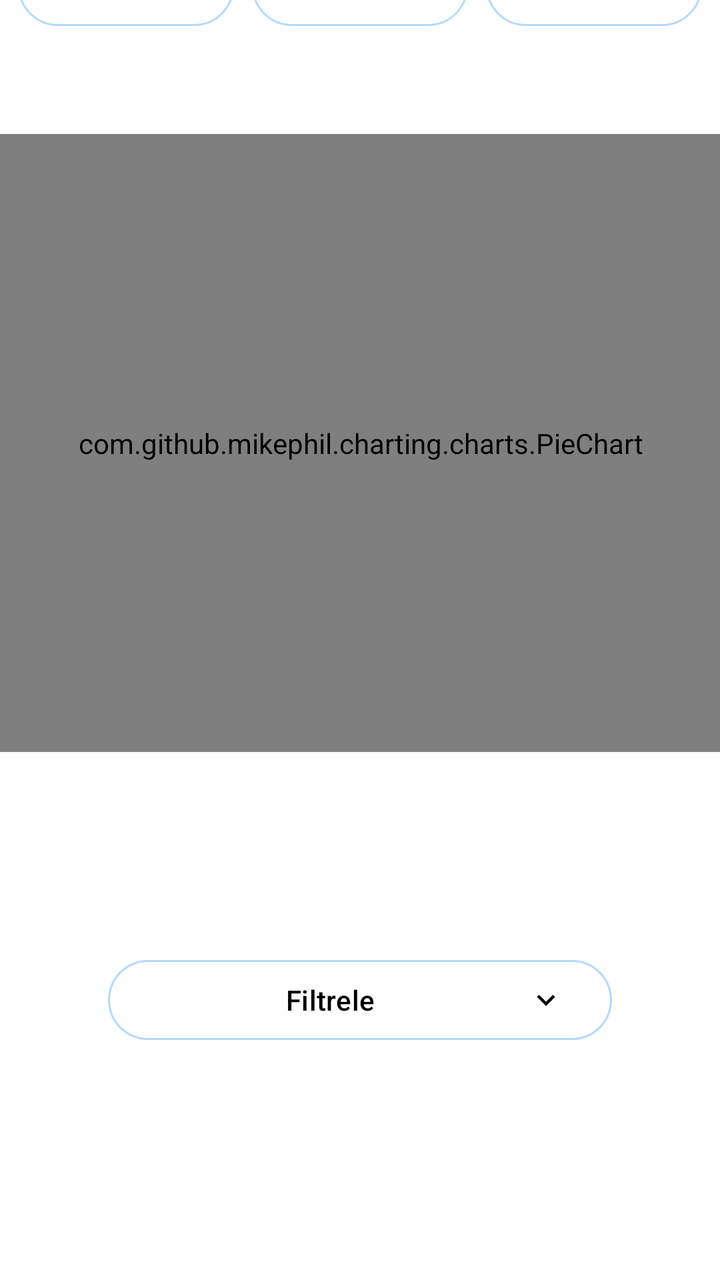
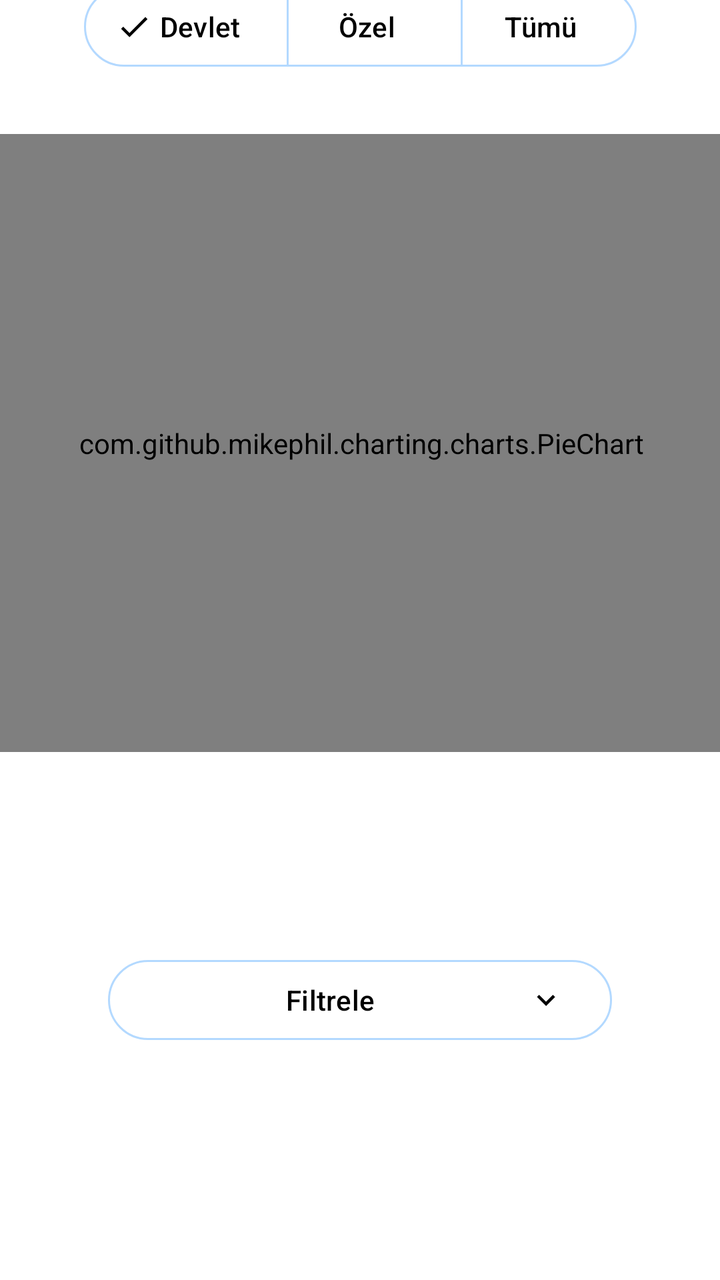

Before-and-after screenshots of an Android layout around one commit, followed by the original layout XML and the change that was made.
<!-- AndroidManifest.xml: application theme Theme.DesignExample -->
<!-- res/layout/fragment_birinci.xml -->
<?xml version="1.0" encoding="utf-8"?>
<androidx.constraintlayout.widget.ConstraintLayout xmlns:android="http://schemas.android.com/apk/res/android"
    xmlns:app="http://schemas.android.com/apk/res-auto"
    xmlns:tools="http://schemas.android.com/tools"
    android:layout_width="match_parent"
    android:layout_height="match_parent"
    android:background="@color/white"
    tools:context=".design.birinciFragment">


    <com.github.mikephil.charting.charts.PieChart
        android:id="@+id/pieChart"
        android:layout_width="364dp"
        android:layout_height="309dp"
        android:layout_marginBottom="100dp"
        app:layout_constraintBottom_toTopOf="@+id/YilBottomSheetButon"
        app:layout_constraintEnd_toEndOf="parent"
        app:layout_constraintHorizontal_bias="0.496"
        app:layout_constraintStart_toStartOf="parent" />

    <Button
        android:id="@+id/YilBottomSheetButon"
        style="@style/Widget.Material3.Button.OutlinedButton.Icon"
        android:layout_width="0dp"
        android:layout_height="wrap_content"
        android:layout_marginBottom="116dp"
        android:text="Filtrele"
        android:textColor="@color/black"
        app:icon="@drawable/dropdown_icon"
        app:iconGravity="end"
        app:iconTint="@color/black"
        app:layout_constraintBottom_toBottomOf="parent"
        app:layout_constraintEnd_toEndOf="parent"
        app:layout_constraintStart_toStartOf="parent"
        app:layout_constraintWidth_percent="0.7"
        app:rippleColor="#E9FFBF"
        app:strokeColor="#B3D9FF" />

    <Button
        android:id="@+id/DevletFiltreButton"
        style="@style/Widget.Material3.Button.OutlinedButton.Icon"
        app:layout_constraintWidth_percent="0.3"
        android:layout_width="0dp"
        android:layout_height="wrap_content"
        android:layout_marginBottom="50dp"
        android:text="Devlet"
        app:icon="@drawable/baseline_check_24"
        app:layout_constraintBottom_toTopOf="@+id/pieChart"
        app:layout_constraintEnd_toStartOf="@+id/TumuFiltreButton"
        app:layout_constraintHorizontal_bias="0.5"
        app:layout_constraintStart_toEndOf="@+id/OzelFiltreButton"
        app:rippleColor="#E9FFBF"
        app:strokeColor="#B3D9FF"
        app:iconTint="@color/black"
        android:textColor="@color/black"/>

    <Button
        android:id="@+id/OzelFiltreButton"
        style="@style/Widget.Material3.Button.OutlinedButton.Icon"
        android:layout_width="0dp"
        app:layout_constraintWidth_percent="0.3"
        android:layout_height="wrap_content"
        android:text="Özel"
        app:layout_constraintBottom_toBottomOf="@+id/DevletFiltreButton"
        app:layout_constraintEnd_toStartOf="@+id/DevletFiltreButton"
        app:layout_constraintHorizontal_bias="0.5"
        app:layout_constraintStart_toStartOf="parent"
        app:layout_constraintTop_toTopOf="@+id/DevletFiltreButton"
        app:rippleColor="#E9FFBF"
        app:strokeColor="#B3D9FF"
        app:iconTint="@color/black"
        android:textColor="@color/black"/>

    <Button
        android:id="@+id/TumuFiltreButton"
        style="@style/Widget.Material3.Button.OutlinedButton.Icon"
        android:layout_width="0dp"
        app:layout_constraintWidth_percent="0.3"
        android:layout_height="wrap_content"
        android:text="Tümü"
        app:layout_constraintEnd_toEndOf="parent"
        app:layout_constraintHorizontal_bias="0.5"
        app:layout_constraintStart_toEndOf="@+id/DevletFiltreButton"
        app:layout_constraintTop_toTopOf="@+id/DevletFiltreButton"
        app:rippleColor="#E9FFBF"
        app:strokeColor="#B3D9FF"
        app:iconTint="@color/black"
        android:textColor="@color/black"/>


</androidx.constraintlayout.widget.ConstraintLayout>
<!-- resources referenced by this layout -->
<resources>
  <color name="black">#FF000000</color>
  <color name="white">#FFFFFFFF</color>
  <!-- drawable baseline_check_24 (drawable) -->
  <vector xmlns:android="http://schemas.android.com/apk/res/android" android:height="24dp"
      android:tint="@color/black" android:viewportHeight="24" android:viewportWidth="24"
      android:width="24dp">
        
      <path android:fillColor="@android:color/white"
          android:pathData="M9,16.17L4.83,12l-1.42,1.41L9,19 21,7l-1.41,-1.41z"/>
      
  </vector>
  <!-- drawable dropdown_icon (drawable) -->
  <vector xmlns:android="http://schemas.android.com/apk/res/android" android:height="24dp" android:tint="#9DC778" android:viewportHeight="24" android:viewportWidth="24" android:width="24dp">
        
      <path android:fillColor="@android:color/white" android:pathData="M7.41,8.59L12,13.17l4.59,-4.58L18,10l-6,6 -6,-6 1.41,-1.41z"/>
      
  </vector>
  <style name="Theme.DesignExample" parent="Base.Theme.DesignExample" />
  <style name="Base.Theme.DesignExample" parent="Theme.Material3.DayNight.NoActionBar">
          
          
          <item name="android:statusBarColor">@color/black</item>
      </style>
</resources>

<!-- the commit's change to res/layout/fragment_birinci.xml (unified diff, before → after) -->
@@ -36,56 +36,53 @@
         app:rippleColor="#E9FFBF"
         app:strokeColor="#B3D9FF" />
 
-    <Button
-        android:id="@+id/DevletFiltreButton"
-        style="@style/Widget.Material3.Button.OutlinedButton.Icon"
-        app:layout_constraintWidth_percent="0.3"
-        android:layout_width="0dp"
+    <com.google.android.material.button.MaterialButtonToggleGroup
+        android:id="@+id/buttonGroup"
+        android:layout_width="wrap_content"
         android:layout_height="wrap_content"
-        android:layout_marginBottom="50dp"
-        android:text="Devlet"
-        app:icon="@drawable/baseline_check_24"
+        android:layout_marginBottom="30dp"
         app:layout_constraintBottom_toTopOf="@+id/pieChart"
-        app:layout_constraintEnd_toStartOf="@+id/TumuFiltreButton"
-        app:layout_constraintHorizontal_bias="0.5"
-        app:layout_constraintStart_toEndOf="@+id/OzelFiltreButton"
-        app:rippleColor="#E9FFBF"
-        app:strokeColor="#B3D9FF"
-        app:iconTint="@color/black"
-        android:textColor="@color/black"/>
-
-    <Button
-        android:id="@+id/OzelFiltreButton"
-        style="@style/Widget.Material3.Button.OutlinedButton.Icon"
-        android:layout_width="0dp"
-        app:layout_constraintWidth_percent="0.3"
-        android:layout_height="wrap_content"
-        android:text="Özel"
-        app:layout_constraintBottom_toBottomOf="@+id/DevletFiltreButton"
-        app:layout_constraintEnd_toStartOf="@+id/DevletFiltreButton"
+        app:layout_constraintEnd_toEndOf="parent"
         app:layout_constraintHorizontal_bias="0.5"
         app:layout_constraintStart_toStartOf="parent"
-        app:layout_constraintTop_toTopOf="@+id/DevletFiltreButton"
-        app:rippleColor="#E9FFBF"
-        app:strokeColor="#B3D9FF"
-        app:iconTint="@color/black"
-        android:textColor="@color/black"/>
+        app:singleSelection="true">
 
-    <Button
-        android:id="@+id/TumuFiltreButton"
-        style="@style/Widget.Material3.Button.OutlinedButton.Icon"
-        android:layout_width="0dp"
-        app:layout_constraintWidth_percent="0.3"
-        android:layout_height="wrap_content"
-        android:text="Tümü"
-        app:layout_constraintEnd_toEndOf="parent"
-        app:layout_constraintHorizontal_bias="0.5"
-        app:layout_constraintStart_toEndOf="@+id/DevletFiltreButton"
-        app:layout_constraintTop_toTopOf="@+id/DevletFiltreButton"
-        app:rippleColor="#E9FFBF"
-        app:strokeColor="#B3D9FF"
-        app:iconTint="@color/black"
-        android:textColor="@color/black"/>
+        <Button
+            android:id="@+id/DevletFiltreButton"
+            style="@style/Widget.Material3.Button.OutlinedButton.Icon"
+            android:layout_width="wrap_content"
+            android:layout_height="wrap_content"
+            android:text="Devlet"
+            android:textColor="@color/black"
+            app:icon="@drawable/baseline_check_24"
+            app:iconTint="@color/black"
+            app:rippleColor="#E9FFBF"
+            app:strokeColor="#B3D9FF" />
+
+        <Button
+            android:id="@+id/OzelFiltreButton"
+            style="@style/Widget.Material3.Button.OutlinedButton.Icon"
+            android:layout_width="wrap_content"
+            android:layout_height="wrap_content"
+            android:text="Özel"
+            android:textColor="@color/black"
+            app:iconTint="@color/black"
+
+            app:layout_constraintWidth_percent="0.3"
+            app:rippleColor="#E9FFBF"
+            app:strokeColor="#B3D9FF" />
+
+        <Button
+            android:id="@+id/TumuFiltreButton"
+            style="@style/Widget.Material3.Button.OutlinedButton.Icon"
+            android:layout_width="wrap_content"
+            android:layout_height="wrap_content"
+            android:text="Tümü"
+            android:textColor="@color/black"
+            app:iconTint="@color/black"
+            app:rippleColor="#E9FFBF"
+            app:strokeColor="#B3D9FF" />
+    </com.google.android.material.button.MaterialButtonToggleGroup>
 
 
 </androidx.constraintlayout.widget.ConstraintLayout>
